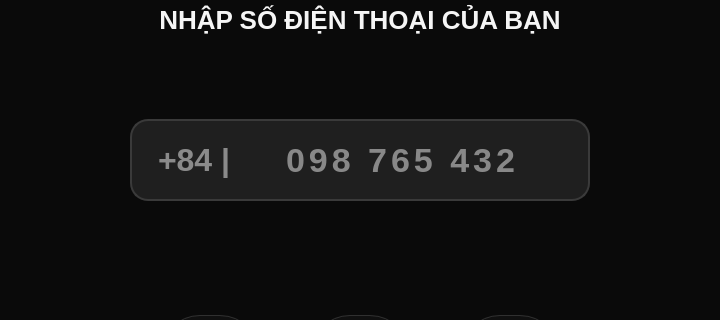
Qt form raspi_app/ui/PhoneNumberInput.ui (nhatbx4002/SmartBox) before a commit; both pictures show x 0 to 720 and y 155 to 475 of the 720 by 1152 pixel window.
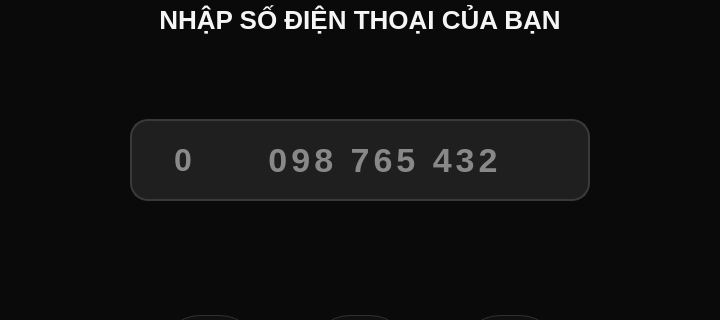
The same form after that commit.

The edit to the form file:
```diff
--- a/raspi_app/ui/PhoneNumberInput.ui
+++ b/raspi_app/ui/PhoneNumberInput.ui
@@ -128,23 +128,23 @@
      <rect>
       <x>28</x>
       <y>16</y>
-      <width>108</width>
+       <width>50</width>
       <height>50</height>
      </rect>
     </property>
     <property name="text">
-     <string>+84 |</string>
+      <string>0</string>
     </property>
     <property name="alignment">
-     <set>Qt::AlignmentFlag::AlignLeading|Qt::AlignmentFlag::AlignLeft|Qt::AlignmentFlag::AlignVCenter</set>
+     <set>Qt::AlignmentFlag::AlignCenter</set>
     </property>
    </widget>
    <widget class="QLineEdit" name="lineEdit">
     <property name="geometry">
      <rect>
-      <x>154</x>
+       <x>80</x>
       <y>10</y>
-      <width>278</width>
+       <width>350</width>
       <height>62</height>
      </rect>
     </property>
@@ -157,6 +157,9 @@
     <property name="frame">
      <bool>false</bool>
     </property>
+     <property name="alignment">
+      <set>Qt::AlignmentFlag::AlignCenter</set>
+     </property>
     <property name="placeholderText">
      <string>098 765 432</string>
     </property>
```
Lines whose indentation alone changed are shown as unchanged.
